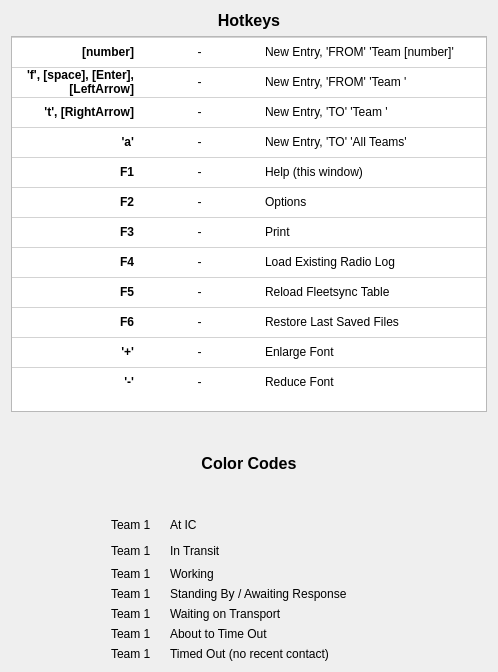
Above: help.ui from ncssar/radiolog before the change. Below: the same form after it.
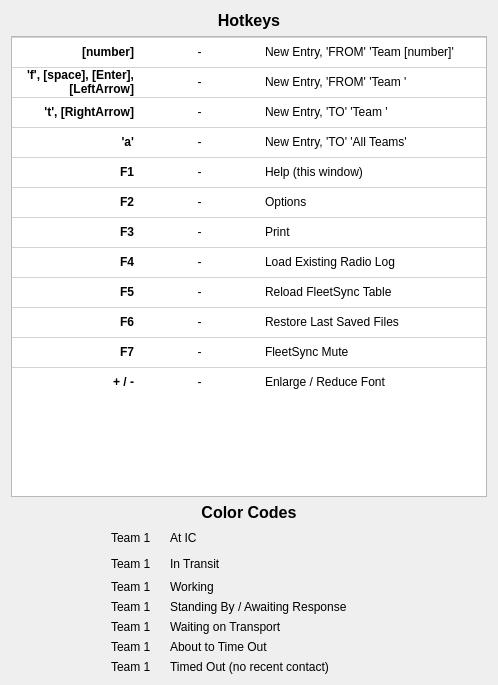
That is the form after the change.

```diff
--- a/help.ui
+++ b/help.ui
@@ -10,7 +10,7 @@
     <x>0</x>
     <y>0</y>
     <width>498</width>
-    <height>672</height>
+    <height>685</height>
    </rect>
   </property>
   <property name="sizePolicy">
@@ -52,7 +52,7 @@
         <bool>true</bool>
        </property>
        <property name="sizePolicy">
-        <sizepolicy hsizetype="Expanding" vsizetype="Fixed">
+        <sizepolicy hsizetype="Expanding" vsizetype="Expanding">
          <horstretch>0</horstretch>
          <verstretch>0</verstretch>
         </sizepolicy>
@@ -78,9 +78,6 @@
        <property name="verticalScrollBarPolicy">
         <enum>Qt::ScrollBarAsNeeded</enum>
        </property>
-       <property name="sizeAdjustPolicy">
-        <enum>QAbstractScrollArea::AdjustToContents</enum>
-       </property>
        <property name="autoScroll">
         <bool>true</bool>
        </property>
@@ -449,7 +446,7 @@
        </item>
        <item row="8" column="2">
         <property name="text">
-         <string>Reload Fleetsync Table</string>
+         <string>Reload FleetSync Table</string>
         </property>
         <property name="textAlignment">
          <set>AlignLeft|AlignVCenter</set>
@@ -484,7 +481,7 @@
        </item>
        <item row="10" column="0">
         <property name="text">
-         <string>'+'</string>
+         <string>F7</string>
         </property>
         <property name="font">
          <font>
@@ -506,12 +503,12 @@
        </item>
        <item row="10" column="2">
         <property name="text">
-         <string>Enlarge Font</string>
+         <string>FleetSync Mute</string>
         </property>
        </item>
        <item row="11" column="0">
         <property name="text">
-         <string>'-'</string>
+         <string>+ / -</string>
         </property>
         <property name="font">
          <font>
@@ -533,7 +530,7 @@
        </item>
        <item row="11" column="2">
         <property name="text">
-         <string>Reduce Font</string>
+         <string>Enlarge / Reduce Font</string>
         </property>
        </item>
       </widget>
```
